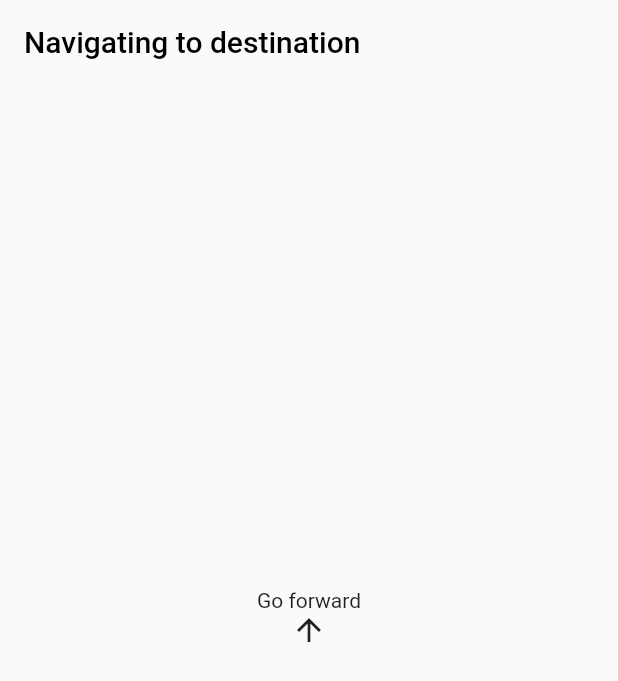
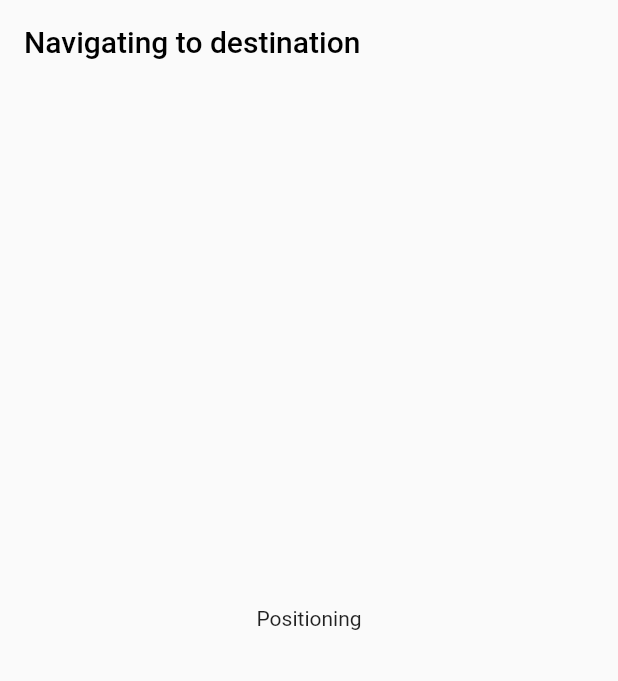
Before and after one commit to MammothSoTh/Magoo, a Flutter app: the MagooNavigation screen opened directly with empty values, on a phone screen of 412 x 824 dp. Shown: the top 681 px of the screen. Run offline on Flutter 3.47's test engine with Material 2 defaults, Android fonts, the phone set to English and light mode, and no system bars; our stand-ins replace flutter_bluetooth_serial, speech_to_text; missing offline and left inert: ml_linalg.

Commit message:
navigation st => room

```diff
--- a/lib/navigation.dart
+++ b/lib/navigation.dart
@@ -38,10 +38,9 @@ class MagooNavigationState extends State<MagooNavigation> {
             crossAxisAlignment: CrossAxisAlignment.center,
             children: [
               Column(
-                crossAxisAlignment: CrossAxisAlignment.center,
-                mainAxisAlignment: MainAxisAlignment.center,
-                children: const [Text("Go forward"), Icon(Icons.arrow_upward)],
-              ),
+                  crossAxisAlignment: CrossAxisAlignment.center,
+                  mainAxisAlignment: MainAxisAlignment.center,
+                  children: const [Text("Positioning")]),
             ]));
   }
 }
--- a/pubspec.yaml
+++ b/pubspec.yaml
@@ -55,7 +55,7 @@ dev_dependencies:
   flutter_test:
     sdk: flutter
   flutter_native_splash: ^2.0.1+1
-  flutter_lints: ^1.0.0
+  flutter_lints: ^2.0.0
   build_runner: ^1.7.3
   #json_serializable: ^3.2.5
 
```
Also changed, not shown: pubspec.lock.
